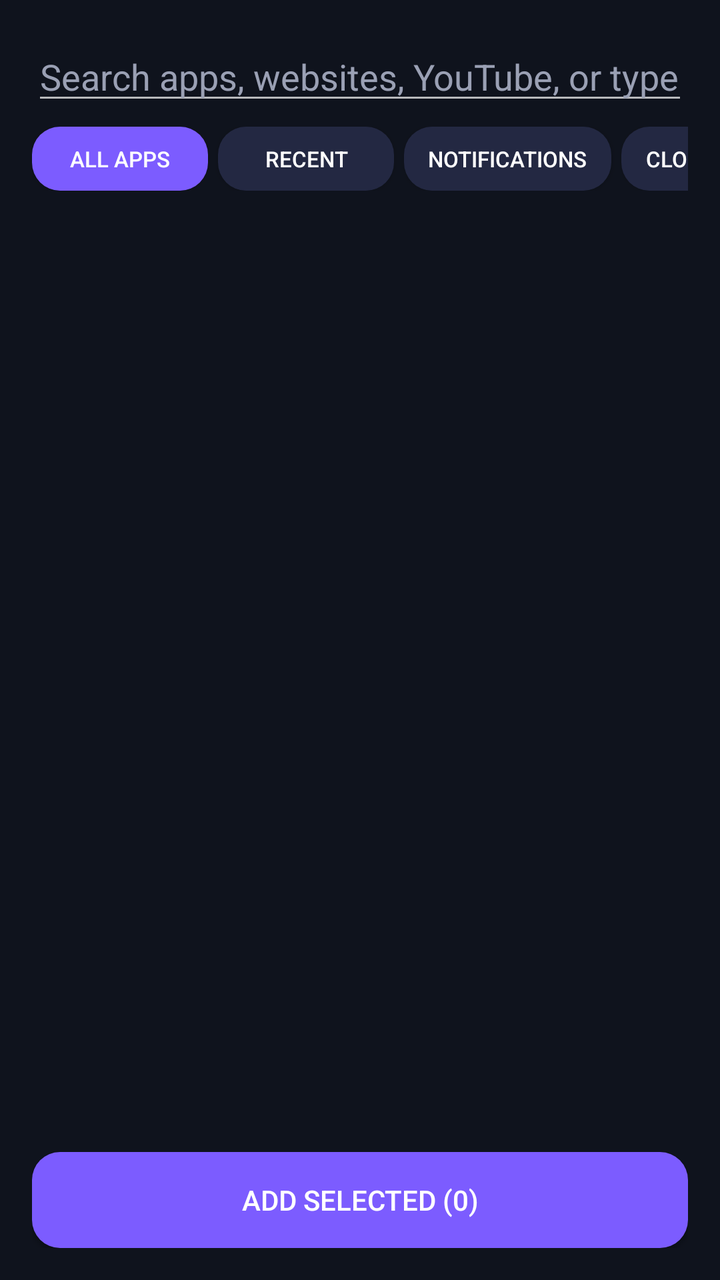
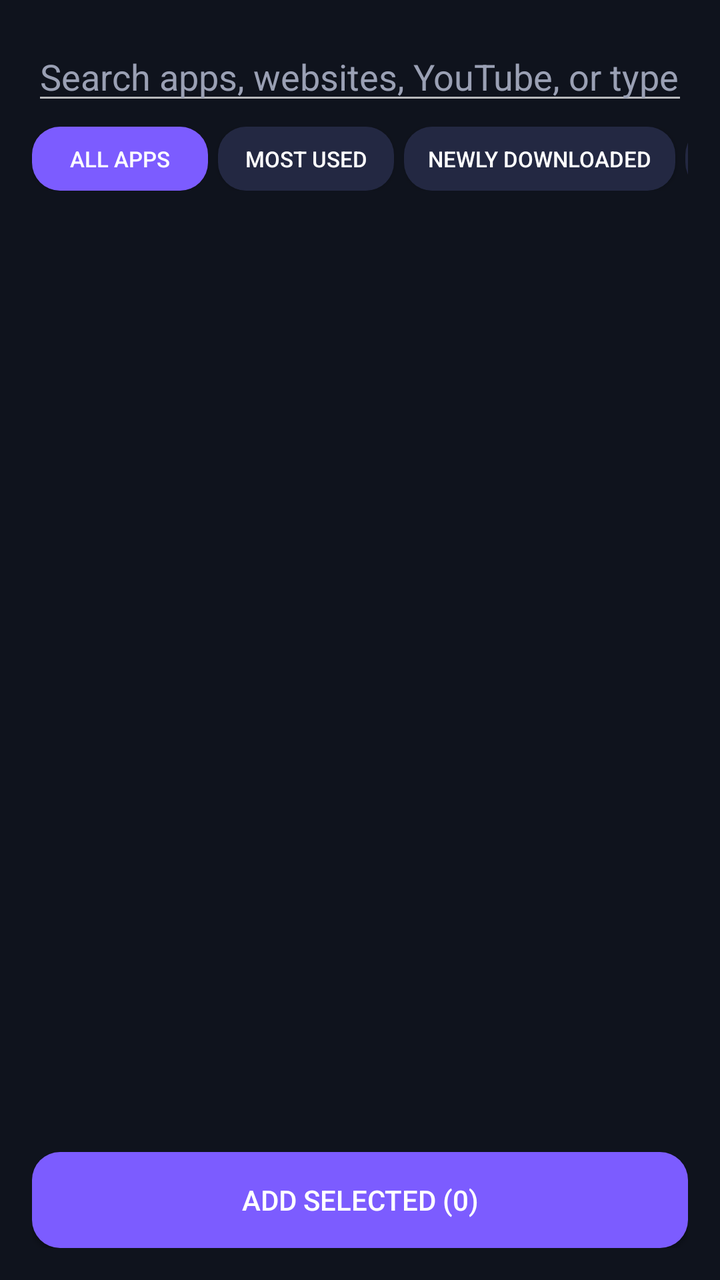

Compare the two renders of this Android layout. The source of the first and the diff that turns it into the second are given below.
<!-- AndroidManifest.xml: activity theme Theme.LockLauncher.Drawer -->
<!-- res/layout/activity_app_picker.xml -->
<?xml version="1.0" encoding="utf-8"?>
<LinearLayout xmlns:android="http://schemas.android.com/apk/res/android"
    android:id="@+id/app_picker_root"
    android:layout_width="match_parent"
    android:layout_height="match_parent"
    android:orientation="vertical"
    android:background="#D90A0D18"
    android:padding="16dp">

    <EditText
        android:id="@+id/search"
        android:layout_width="match_parent"
        android:layout_height="wrap_content"
        android:hint="Search apps, websites, YouTube, or type math..."
        android:textColorHint="#9AA0B4"
        android:textColor="#FFFFFF"
        android:inputType="text" />

    
    <HorizontalScrollView
        android:layout_width="match_parent"
        android:layout_height="wrap_content"
        android:scrollbars="none"
        android:paddingTop="6dp"
        android:paddingBottom="6dp">

        <LinearLayout
            android:id="@+id/category_chips"
            android:layout_width="wrap_content"
            android:layout_height="wrap_content"
            android:orientation="horizontal">

            <Button android:id="@+id/chip_all" android:layout_width="wrap_content" android:layout_height="32dp" android:background="@drawable/btn_accent" android:text="All Apps" android:textSize="11sp" android:textColor="#FFFFFF" android:paddingStart="12dp" android:paddingEnd="12dp" android:layout_marginEnd="5dp" />
            <Button android:id="@+id/chip_recent" android:layout_width="wrap_content" android:layout_height="32dp" android:background="@drawable/btn_ghost" android:text="Recent" android:textSize="11sp" android:textColor="#FFFFFF" android:paddingStart="12dp" android:paddingEnd="12dp" android:layout_marginEnd="5dp" />
            <Button android:id="@+id/chip_notifications" android:layout_width="wrap_content" android:layout_height="32dp" android:background="@drawable/btn_ghost" android:text="Notifications" android:textSize="11sp" android:textColor="#FFFFFF" android:paddingStart="12dp" android:paddingEnd="12dp" android:layout_marginEnd="5dp" />
            <Button android:id="@+id/chip_clones" android:layout_width="wrap_content" android:layout_height="32dp" android:background="@drawable/btn_ghost" android:text="Cloned Apps" android:textSize="11sp" android:textColor="#FFFFFF" android:paddingStart="12dp" android:paddingEnd="12dp" android:layout_marginEnd="5dp" />
            <Button android:id="@+id/chip_ai" android:layout_width="wrap_content" android:layout_height="32dp" android:background="@drawable/btn_ghost" android:text="AI &amp; Agents" android:textSize="11sp" android:textColor="#FFFFFF" android:paddingStart="12dp" android:paddingEnd="12dp" android:layout_marginEnd="5dp" />
            <Button android:id="@+id/chip_media" android:layout_width="wrap_content" android:layout_height="32dp" android:background="@drawable/btn_ghost" android:text="Media" android:textSize="11sp" android:textColor="#FFFFFF" android:paddingStart="12dp" android:paddingEnd="12dp" android:layout_marginEnd="5dp" />
            <Button android:id="@+id/chip_tools" android:layout_width="wrap_content" android:layout_height="32dp" android:background="@drawable/btn_ghost" android:text="Tools" android:textSize="11sp" android:textColor="#FFFFFF" android:paddingStart="12dp" android:paddingEnd="12dp" android:layout_marginEnd="5dp" />
            <Button android:id="@+id/chip_social" android:layout_width="wrap_content" android:layout_height="32dp" android:background="@drawable/btn_ghost" android:text="Social" android:textSize="11sp" android:textColor="#FFFFFF" android:paddingStart="12dp" android:paddingEnd="12dp" android:layout_marginEnd="5dp" />
            <Button android:id="@+id/chip_system" android:layout_width="wrap_content" android:layout_height="32dp" android:background="@drawable/btn_ghost" android:text="System" android:textSize="11sp" android:textColor="#FFFFFF" android:paddingStart="12dp" android:paddingEnd="12dp" android:layout_marginEnd="5dp" />
            <Button android:id="@+id/chip_vault" android:layout_width="wrap_content" android:layout_height="32dp" android:background="@drawable/btn_ghost" android:text="Vault" android:textSize="11sp" android:textColor="#FFBB55" android:paddingStart="12dp" android:paddingEnd="12dp" />
        </LinearLayout>
    </HorizontalScrollView>

    
    <LinearLayout
        android:id="@+id/recent_apps_container"
        android:layout_width="match_parent"
        android:layout_height="wrap_content"
        android:orientation="vertical"
        android:paddingTop="6dp"
        android:paddingBottom="6dp"
        android:visibility="gone">

        <TextView
            android:id="@+id/recent_apps_header"
            android:layout_width="wrap_content"
            android:layout_height="wrap_content"
            android:text="RECENTLY OPENED"
            android:textSize="11sp"
            android:textColor="#9EFFFFFF"
            android:fontFamily="sans-serif-medium"
            android:paddingStart="4dp"
            android:paddingBottom="6dp" />

        <HorizontalScrollView
            android:layout_width="match_parent"
            android:layout_height="wrap_content"
            android:scrollbars="none"
            android:overScrollMode="never">

            <LinearLayout
                android:id="@+id/recent_apps_list"
                android:layout_width="wrap_content"
                android:layout_height="wrap_content"
                android:orientation="horizontal" />
        </HorizontalScrollView>
    </LinearLayout>

    
    <LinearLayout
        android:id="@+id/card_calculator"
        android:layout_width="match_parent"
        android:layout_height="wrap_content"
        android:orientation="horizontal"
        android:gravity="center_vertical"
        android:background="@drawable/dock_card"
        android:padding="12dp"
        android:layout_marginBottom="8dp"
        android:visibility="gone">

        <TextView
            android:layout_width="wrap_content"
            android:layout_height="wrap_content"
            android:text="🧮"
            android:textSize="22sp"
            android:layout_marginEnd="10dp" />

        <LinearLayout
            android:layout_width="0dp"
            android:layout_height="wrap_content"
            android:layout_weight="1"
            android:orientation="vertical">

            <TextView
                android:id="@+id/text_calc_expr"
                android:layout_width="wrap_content"
                android:layout_height="wrap_content"
                android:text="45 * 12"
                android:textColor="#A0A8C0"
                android:textSize="12sp" />

            <TextView
                android:id="@+id/text_calc_result"
                android:layout_width="wrap_content"
                android:layout_height="wrap_content"
                android:text="= 540"
                android:textColor="#55E6A5"
                android:textSize="20sp"
                android:textStyle="bold" />
        </LinearLayout>

        <Button
            android:id="@+id/btn_calc_copy"
            android:layout_width="wrap_content"
            android:layout_height="32dp"
            android:background="@drawable/btn_accent"
            android:text="Copy"
            android:textColor="#FFFFFF"
            android:textSize="11sp"
            android:paddingStart="10dp"
            android:paddingEnd="10dp" />
    </LinearLayout>

    
    <LinearLayout
        android:id="@+id/card_quick_setting"
        android:layout_width="match_parent"
        android:layout_height="wrap_content"
        android:orientation="horizontal"
        android:gravity="center_vertical"
        android:background="@drawable/dock_card"
        android:padding="12dp"
        android:layout_marginBottom="8dp"
        android:visibility="gone">

        <TextView
            android:id="@+id/text_setting_icon"
            android:layout_width="wrap_content"
            android:layout_height="wrap_content"
            android:text="⚙️"
            android:textSize="22sp"
            android:layout_marginEnd="10dp" />

        <LinearLayout
            android:layout_width="0dp"
            android:layout_height="wrap_content"
            android:layout_weight="1"
            android:orientation="vertical">

            <TextView
                android:id="@+id/text_setting_title"
                android:layout_width="wrap_content"
                android:layout_height="wrap_content"
                android:text="Wi-Fi Settings"
                android:textColor="#FFFFFF"
                android:textSize="15sp"
                android:textStyle="bold" />

            <TextView
                android:layout_width="wrap_content"
                android:layout_height="wrap_content"
                android:text="Tap to open device setting directly"
                android:textColor="#8899AA"
                android:textSize="11sp" />
        </LinearLayout>

        <TextView
            android:layout_width="wrap_content"
            android:layout_height="wrap_content"
            android:text="➡️"
            android:textSize="16sp" />
    </LinearLayout>

    
    <HorizontalScrollView
        android:id="@+id/scroll_search_actions"
        android:layout_width="match_parent"
        android:layout_height="wrap_content"
        android:scrollbars="none"
        android:paddingTop="2dp"
        android:paddingBottom="6dp"
        android:visibility="gone">

        <LinearLayout
            android:layout_width="wrap_content"
            android:layout_height="wrap_content"
            android:orientation="horizontal">

            <Button android:id="@+id/btn_search_google" android:layout_width="wrap_content" android:layout_height="34dp" android:background="@drawable/btn_ghost" android:text="Google" android:textSize="11sp" android:textColor="#FFFFFF" android:layout_marginEnd="6dp" android:paddingStart="12dp" android:paddingEnd="12dp" />
            <Button android:id="@+id/btn_search_youtube" android:layout_width="wrap_content" android:layout_height="34dp" android:background="@drawable/btn_ghost" android:text="YouTube" android:textSize="11sp" android:textColor="#FFFFFF" android:layout_marginEnd="6dp" android:paddingStart="12dp" android:paddingEnd="12dp" />
            <Button android:id="@+id/btn_search_play" android:layout_width="wrap_content" android:layout_height="34dp" android:background="@drawable/btn_ghost" android:text="Play Store" android:textSize="11sp" android:textColor="#FFFFFF" android:layout_marginEnd="6dp" android:paddingStart="12dp" android:paddingEnd="12dp" />
            <Button android:id="@+id/btn_search_web" android:layout_width="wrap_content" android:layout_height="34dp" android:background="@drawable/btn_accent" android:text="Open Web App" android:textSize="11sp" android:textColor="#FFFFFF" android:paddingStart="12dp" android:paddingEnd="12dp" />
        </LinearLayout>
    </HorizontalScrollView>

    
    <RelativeLayout
        android:layout_width="match_parent"
        android:layout_height="0dp"
        android:layout_weight="1">

        <ListView
            android:id="@+id/app_list"
            android:layout_width="match_parent"
            android:layout_height="match_parent"
            android:layout_alignParentStart="true"
            android:layout_toStartOf="@+id/alphabet_scrubber"
            android:divider="@null"
            android:dividerHeight="8dp" />

        
        <LinearLayout
            android:id="@+id/alphabet_scrubber"
            android:layout_width="22dp"
            android:layout_height="match_parent"
            android:layout_alignParentEnd="true"
            android:gravity="center"
            android:orientation="vertical"
            android:paddingTop="2dp"
            android:paddingBottom="2dp" />

        
        <TextView
            android:id="@+id/scrubber_bubble"
            android:layout_width="68dp"
            android:layout_height="68dp"
            android:layout_centerInParent="true"
            android:background="@drawable/dock_card"
            android:gravity="center"
            android:textColor="#FFFFFF"
            android:textSize="32sp"
            android:textStyle="bold"
            android:visibility="gone" />
    </RelativeLayout>

    <Button
        android:id="@+id/btn_add_selected"
        android:layout_width="match_parent"
        android:layout_height="wrap_content"
        android:layout_marginTop="8dp"
        android:background="@drawable/btn_accent"
        android:text="Add selected (0)"
        android:textColor="#FFFFFF" />
</LinearLayout>
<!-- resources referenced by this layout -->
<resources>
  <!-- drawable btn_accent (drawable) -->
  <?xml version="1.0" encoding="utf-8"?>
  <shape xmlns:android="http://schemas.android.com/apk/res/android"
      android:shape="rectangle">
      <corners android:radius="14dp" />
      <solid android:color="#FF7C5CFF" />
  </shape>
  <!-- drawable btn_ghost (drawable) -->
  <?xml version="1.0" encoding="utf-8"?>
  <shape xmlns:android="http://schemas.android.com/apk/res/android"
      android:shape="rectangle">
      <corners android:radius="14dp" />
      <solid android:color="#FF232842" />
  </shape>
  <!-- drawable dock_card (drawable) -->
  <?xml version="1.0" encoding="utf-8"?>
  <shape xmlns:android="http://schemas.android.com/apk/res/android"
      android:shape="rectangle">
      <corners android:radius="28dp" />
      <solid android:color="#CC12141F" />
      <stroke android:width="1dp" android:color="#22FFFFFF" />
  </shape>
  <style name="Theme.LockLauncher.Drawer" parent="@android:style/Theme.Material.NoActionBar">
          <item name="android:windowIsTranslucent">true</item>
          <item name="android:windowBackground">#D90A0D18</item>
          <item name="android:windowContentOverlay">@null</item>
          <item name="android:windowNoTitle">true</item>
          <item name="android:windowAnimationStyle">@style/DrawerAnimation</item>
          <item name="android:statusBarColor">#00000000</item>
          <item name="android:navigationBarColor">#00000000</item>
          <item name="android:windowDrawsSystemBarBackgrounds">true</item>
      </style>
  <style name="DrawerAnimation" parent="@android:style/Animation.Activity">
          <item name="android:activityOpenEnterAnimation">@anim/drawer_slide_up</item>
          <item name="android:activityOpenExitAnimation">@anim/launcher_fade_out</item>
          <item name="android:activityCloseEnterAnimation">@anim/launcher_fade_in</item>
          <item name="android:activityCloseExitAnimation">@anim/drawer_slide_down</item>
      </style>
</resources>

<!-- the commit's change to res/layout/activity_app_picker.xml (unified diff, before → after) -->
@@ -31,6 +31,8 @@
             android:orientation="horizontal">
 
             <Button android:id="@+id/chip_all" android:layout_width="wrap_content" android:layout_height="32dp" android:background="@drawable/btn_accent" android:text="All Apps" android:textSize="11sp" android:textColor="#FFFFFF" android:paddingStart="12dp" android:paddingEnd="12dp" android:layout_marginEnd="5dp" />
+            <Button android:id="@+id/chip_most_used" android:layout_width="wrap_content" android:layout_height="32dp" android:background="@drawable/btn_ghost" android:text="Most Used" android:textSize="11sp" android:textColor="#FFFFFF" android:paddingStart="12dp" android:paddingEnd="12dp" android:layout_marginEnd="5dp" />
+            <Button android:id="@+id/chip_new" android:layout_width="wrap_content" android:layout_height="32dp" android:background="@drawable/btn_ghost" android:text="Newly Downloaded" android:textSize="11sp" android:textColor="#FFFFFF" android:paddingStart="12dp" android:paddingEnd="12dp" android:layout_marginEnd="5dp" />
             <Button android:id="@+id/chip_recent" android:layout_width="wrap_content" android:layout_height="32dp" android:background="@drawable/btn_ghost" android:text="Recent" android:textSize="11sp" android:textColor="#FFFFFF" android:paddingStart="12dp" android:paddingEnd="12dp" android:layout_marginEnd="5dp" />
             <Button android:id="@+id/chip_notifications" android:layout_width="wrap_content" android:layout_height="32dp" android:background="@drawable/btn_ghost" android:text="Notifications" android:textSize="11sp" android:textColor="#FFFFFF" android:paddingStart="12dp" android:paddingEnd="12dp" android:layout_marginEnd="5dp" />
             <Button android:id="@+id/chip_clones" android:layout_width="wrap_content" android:layout_height="32dp" android:background="@drawable/btn_ghost" android:text="Cloned Apps" android:textSize="11sp" android:textColor="#FFFFFF" android:paddingStart="12dp" android:paddingEnd="12dp" android:layout_marginEnd="5dp" />
@@ -45,24 +47,94 @@
 
     
     <LinearLayout
-        android:id="@+id/recent_apps_container"
+        android:id="@+id/most_used_apps_container"
         android:layout_width="match_parent"
         android:layout_height="wrap_content"
         android:orientation="vertical"
-        android:paddingTop="6dp"
-        android:paddingBottom="6dp"
-        android:visibility="gone">
-
-        <TextView
-            android:id="@+id/recent_apps_header"
-            android:layout_width="wrap_content"
-            android:layout_height="wrap_content"
-            android:text="RECENTLY OPENED"
+        android:paddingTop="4dp"
+        android:paddingBottom="4dp"
+        android:visibility="gone">
+
+        <TextView
+            android:id="@+id/most_used_apps_header"
+            android:layout_width="wrap_content"
+            android:layout_height="wrap_content"
+            android:text="⭐ MOST USED"
             android:textSize="11sp"
             android:textColor="#9EFFFFFF"
             android:fontFamily="sans-serif-medium"
             android:paddingStart="4dp"
-            android:paddingBottom="6dp" />
+            android:paddingBottom="4dp" />
+
+        <HorizontalScrollView
+            android:layout_width="match_parent"
+            android:layout_height="wrap_content"
+            android:scrollbars="none"
+            android:overScrollMode="never">
+
+            <LinearLayout
+                android:id="@+id/most_used_apps_list"
+                android:layout_width="wrap_content"
+                android:layout_height="wrap_content"
+                android:orientation="horizontal" />
+        </HorizontalScrollView>
+    </LinearLayout>
+
+    
+    <LinearLayout
+        android:id="@+id/new_apps_container"
+        android:layout_width="match_parent"
+        android:layout_height="wrap_content"
+        android:orientation="vertical"
+        android:paddingTop="4dp"
+        android:paddingBottom="4dp"
+        android:visibility="gone">
+
+        <TextView
+            android:id="@+id/new_apps_header"
+            android:layout_width="wrap_content"
+            android:layout_height="wrap_content"
+            android:text="✨ NEWLY DOWNLOADED"
+            android:textSize="11sp"
+            android:textColor="#9EFFFFFF"
+            android:fontFamily="sans-serif-medium"
+            android:paddingStart="4dp"
+            android:paddingBottom="4dp" />
+
+        <HorizontalScrollView
+            android:layout_width="match_parent"
+            android:layout_height="wrap_content"
+            android:scrollbars="none"
+            android:overScrollMode="never">
+
+            <LinearLayout
+                android:id="@+id/new_apps_list"
+                android:layout_width="wrap_content"
+                android:layout_height="wrap_content"
+                android:orientation="horizontal" />
+        </HorizontalScrollView>
+    </LinearLayout>
+
+    
+    <LinearLayout
+        android:id="@+id/recent_apps_container"
+        android:layout_width="match_parent"
+        android:layout_height="wrap_content"
+        android:orientation="vertical"
+        android:paddingTop="4dp"
+        android:paddingBottom="4dp"
+        android:visibility="gone">
+
+        <TextView
+            android:id="@+id/recent_apps_header"
+            android:layout_width="wrap_content"
+            android:layout_height="wrap_content"
+            android:text="🕒 RECENTLY OPENED"
+            android:textSize="11sp"
+            android:textColor="#9EFFFFFF"
+            android:fontFamily="sans-serif-medium"
+            android:paddingStart="4dp"
+            android:paddingBottom="4dp" />
 
         <HorizontalScrollView
             android:layout_width="match_parent"
